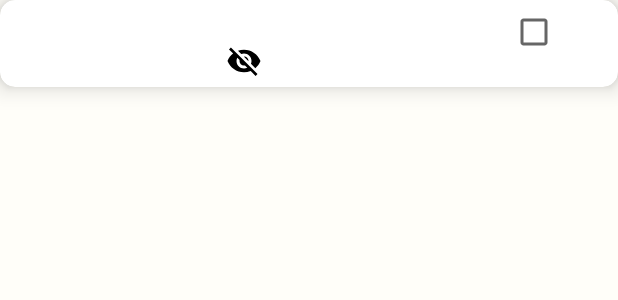
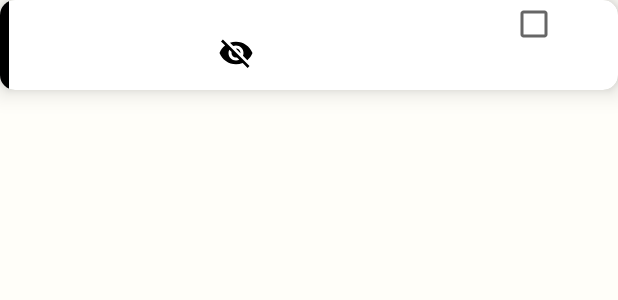
Before and after one commit to dlm001128/Doit, an Android app: the layout child_list.xml on its own in the app's theme, with its tools: preview values and no code run, on a phone screen of 412 x 824 dp. Shown: the top 300 px of the screen. Run offline under Robolectric (Android 15) with nearby library versions, the phone set to English and light mode, and no system bars.

Commit message:
add left color bar on deadline mode

```diff
--- a/app/build.gradle
+++ b/app/build.gradle
@@ -18,8 +18,8 @@ android {
         applicationId "com.ee5415.doit"
         minSdk 24
         targetSdk 33
-        versionCode 1
-        versionName "1.0"
+        versionCode 2
+        versionName "1.1"
 
         testInstrumentationRunner "androidx.test.runner.AndroidJUnitRunner"
     }
--- a/app/src/main/res/layout/child_list.xml
+++ b/app/src/main/res/layout/child_list.xml
@@ -1,12 +1,16 @@
 <?xml version="1.0" encoding="utf-8"?>
-
 <androidx.cardview.widget.CardView xmlns:android="http://schemas.android.com/apk/res/android"
     xmlns:app="http://schemas.android.com/apk/res-auto"
     android:layout_width="match_parent"
     android:layout_height="wrap_content"
     app:cardCornerRadius="10dp"
-    app:cardElevation="10dp"
-    app:contentPadding="5dp">
+    app:cardElevation="10dp">
+
+    <View
+        android:id="@+id/color_bar"
+        android:layout_width="6dp"
+        android:layout_height="60dp"
+        android:background="@color/black"/>
 
     <TextView
         android:id="@+id/tvCharacter"
@@ -44,4 +48,5 @@
         android:layout_marginTop="25dp"
         android:textColor="@color/grey"
         android:textSize="15dp" />
+
 </androidx.cardview.widget.CardView>
```
Also changed, not shown: app/src/main/java/com/ee5415/doit/TaskDateAdapter.java (+16 -0 lines), 2 other files.
